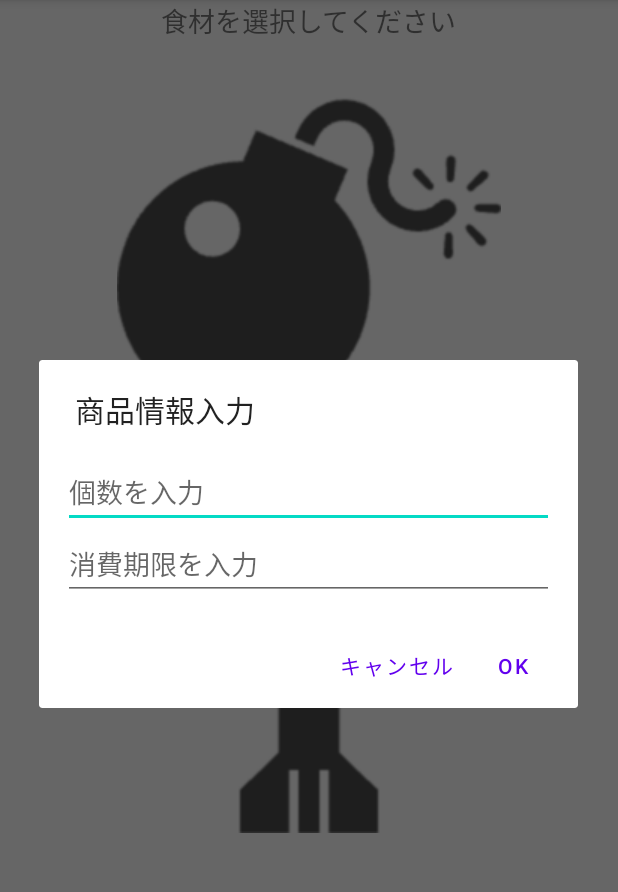
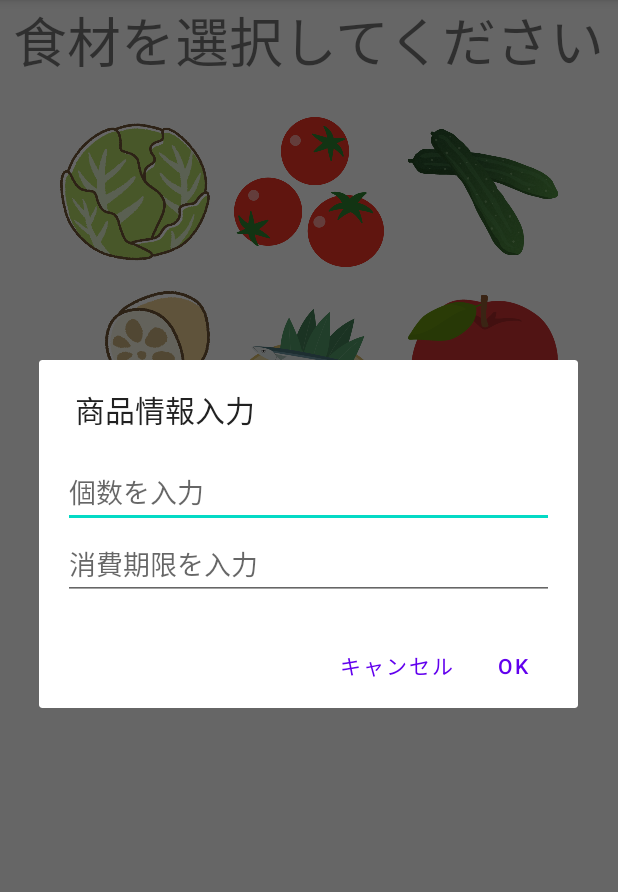
Before and after one commit to nQHLJDu/FridgeManager, an Android app: the SelectImageActivity screen opened directly, with no data from a screen before it, after a tap on "Selected Image", on a phone screen of 412 x 824 dp, the part 84-976 px from its top. Run offline under Robolectric (Android 15) with nearby library versions, the phone set to English and light mode, and no system bars; libraries missing offline, so code that uses them is left out: com.example.

Commit message:
画像入れ替えの実施 食材選択の種類を追加

```diff
--- a/app/src/main/java/com/example/FridgeManager/EditItemActivity.kt
+++ b/app/src/main/java/com/example/FridgeManager/EditItemActivity.kt
@@ -24,6 +24,7 @@ class EditItemActivity : AppCompatActivity() {
         // 取得したアイテムの情報をUIに表示
         item?.let {
             binding.itemImageView.setImageResource(it.imageResId)
+            binding.itemNameTextView.text = it.name
             binding.numberEditText.setText(it.number.toString())
             binding.expiryDateEditText.setText(it.expiryDate)
         }
--- a/app/src/main/java/com/example/FridgeManager/SelectImageActivity.kt
+++ b/app/src/main/java/com/example/FridgeManager/SelectImageActivity.kt
@@ -22,8 +22,12 @@ class SelectImageActivity : AppCompatActivity() , DatePickerDialog.OnDateSetList
 
         // ImageViewのIDと対応する画像リソースのペアをリストにまとめる
         val imageViewData = listOf(
-            Triple(R.id.itemImageView1, R.drawable.bomb, "Bomb"),
-            Triple(R.id.itemImageView2, R.drawable.bullet, "Bullet")
+            Triple(R.id.itemImageView1, R.drawable.kyabetsu, "キャベツ"),
+            Triple(R.id.itemImageView2, R.drawable.tomato, "トマト"),
+            Triple(R.id.itemImageView3, R.drawable.kyuri, "きゅうり"),
+            Triple(R.id.itemImageView4, R.drawable.renkon, "れんこん"),
+            Triple(R.id.itemImageView5, R.drawable.sanma, "サンマ"),
+            Triple(R.id.itemImageView6, R.drawable.apple, "りんご"),
             // 他の画像ペアもここに追加
         )
 
--- a/app/src/main/res/layout/activity_select_image.xml
+++ b/app/src/main/res/layout/activity_select_image.xml
@@ -9,26 +9,78 @@
         android:layout_width="wrap_content"
         android:layout_height="wrap_content"
         android:text="食材を選択してください"
-        android:textSize="18sp"
+        android:textSize="36sp"
         android:layout_gravity="center_horizontal"
         android:paddingBottom="16dp" />
 
-    <ImageView
-        android:id="@+id/itemImageView1"
-        android:layout_width="wrap_content"
+    <LinearLayout
+        android:layout_width="match_parent"
         android:layout_height="wrap_content"
-        android:contentDescription="@string/item_image_desc"
-        android:src="@drawable/bomb"
-        android:layout_gravity="center" />
+        android:orientation="horizontal"
+        android:gravity="center_horizontal">
 
-    <ImageView
-        android:id="@+id/itemImageView2"
-        android:layout_width="wrap_content"
+        <ImageView
+            android:id="@+id/itemImageView1"
+            android:layout_width="100dp"
+            android:layout_height="100dp"
+            android:contentDescription="@string/item_image_desc"
+            android:src="@drawable/kyabetsu"
+            android:layout_gravity="center"
+            android:layout_margin="8dp" />
+
+        <ImageView
+            android:id="@+id/itemImageView2"
+            android:layout_width="100dp"
+            android:layout_height="100dp"
+            android:contentDescription="@string/item_image_desc"
+            android:src="@drawable/tomato"
+            android:layout_gravity="center"
+            android:layout_margin="8dp" />
+
+        <ImageView
+            android:id="@+id/itemImageView3"
+            android:layout_width="100dp"
+            android:layout_height="100dp"
+            android:contentDescription="@string/item_image_desc"
+            android:src="@drawable/kyuri"
+            android:layout_gravity="center"
+            android:layout_margin="8dp" />
+
+    </LinearLayout>
+
+    <LinearLayout
+        android:layout_width="match_parent"
         android:layout_height="wrap_content"
-        android:contentDescription="@string/item_image_desc"
-        android:src="@drawable/bullet"
-        android:layout_gravity="center" />
+        android:orientation="horizontal"
+        android:gravity="center_horizontal">
 
-    <!-- 他の画像Viewも追加 -->
+        <ImageView
+            android:id="@+id/itemImageView4"
+            android:layout_width="100dp"
+            android:layout_height="100dp"
+            android:contentDescription="@string/item_image_desc"
+            android:src="@drawable/renkon"
+            android:layout_gravity="center"
+            android:layout_margin="8dp" />
+
+        <ImageView
+            android:id="@+id/itemImageView5"
+            android:layout_width="100dp"
+            android:layout_height="100dp"
+            android:contentDescription="@string/item_image_desc"
+            android:src="@drawable/sanma"
+            android:layout_gravity="center"
+            android:layout_margin="8dp" />
+
+        <ImageView
+            android:id="@+id/itemImageView6"
+            android:layout_width="100dp"
+            android:layout_height="100dp"
+            android:contentDescription="@string/item_image_desc"
+            android:src="@drawable/apple"
+            android:layout_gravity="center"
+            android:layout_margin="8dp" />
+
+    </LinearLayout>
 
 </LinearLayout>
```
Also changed, not shown: app/src/main/res/layout/activity_edit_item.xml (+68 -21 lines), app/src/main/res/drawable/apple.png (added), app/src/main/res/drawable/burokkori.png (added), app/src/main/res/drawable/kyabetsu.png (added), app/src/main/res/drawable/kyuri.png (added), app/src/main/res/drawable/renkon.png (added), app/src/main/res/drawable/sanma.png (added), app/src/main/res/drawable/tomato.png (added).
